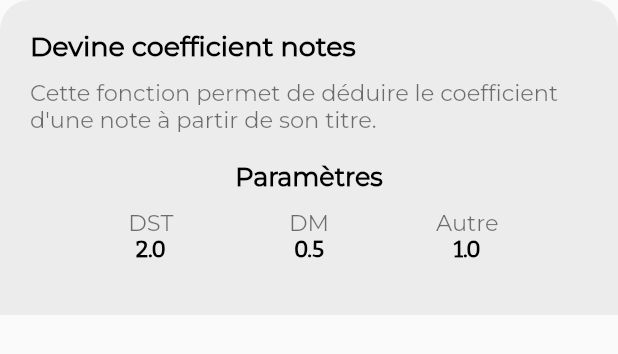
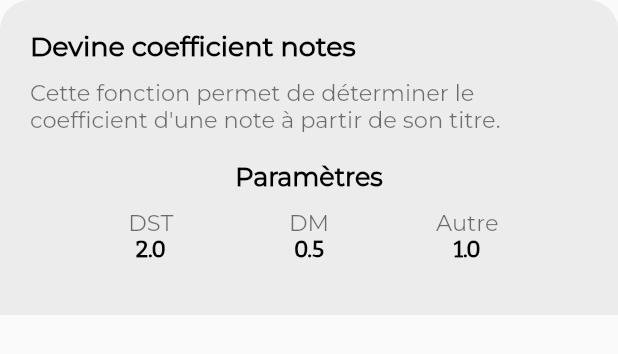
Before and after one commit to diegofino15/moyennesed, a Flutter app: the ExperimentalFeaturesPopup widget shown alone on an empty page, opened directly, on a phone screen of 412 x 824 dp. Shown: the top 354 px of the screen. Run offline on Flutter 3.47's test engine with Material 2 defaults, Android fonts, the phone set to English and light mode, and no system bars; our stand-ins replace fluentui_system_icons, flutter_feather_icons, gap, localstorage.

```diff
--- a/analysis_options.yaml
+++ /dev/null
@@ -1 +0,0 @@
-include: package:flutter_lints/flutter.yaml
--- a/lib/core/handlers/network_handler.dart
+++ b/lib/core/handlers/network_handler.dart
@@ -5,7 +5,6 @@ import 'package:moyennesed/core/handlers/network_utils.dart';
 import 'package:moyennesed/core/handlers/file_handler.dart';
 import 'package:moyennesed/core/handlers/cache_handler.dart';
 import 'package:moyennesed/ui/global_provider.dart';
-import 'package:moyennesed/ui/styles.dart';
 
 // This class is used to connect to EcoleDirecte and get the connection token //
 class NetworkHandler {
--- a/lib/core/handlers/network_utils.dart
+++ b/lib/core/handlers/network_utils.dart
@@ -25,10 +25,10 @@ class NetworkUtils {
 
       GlobalProvider.instance.gotNetworkConnection = true;
       if (response["code"] == responseSuccess) { return response["data"]; }
-      else if (response["code"] == responseOutdatedToken) {
+      else if (response["code"] == responseOutdatedToken || response["code"] == responseInvalidToken) {
         await NetworkHandler.connect();
         if (GlobalProvider.instance.isConnected) {
-          return parse(url, payload);
+          return await parse(url, payload);
         }
       } else { return null; }
     } catch (e) {
--- a/lib/ui/screens/home_screen.dart
+++ b/lib/ui/screens/home_screen.dart
@@ -133,7 +133,7 @@ class _HomeScreenState extends State<HomeScreen> {
                               child: provider.isGettingGrades || provider.isConnecting
                                 ? const LoadingAnim()
                                 : (provider.gotGrades && provider.isConnected) || !provider.gotNetworkConnection
-                                  ? GestureDetector(onTap: () => handleChangePeriodPopup(context), child: Icon(FluentIcons.arrow_bidirectional_up_down_24_filled, size: 25.0, color: Styles.getColor("mainText")))
+                                  ? GestureDetector(onTap: () => handleChangePeriodPopup(context), child: Icon(FluentIcons.settings_24_filled, size: 25.0, color: Styles.getColor("mainText")))
                                   : GestureDetector(
                                       onTap: () => {
                                         Navigator.of(context).push(MaterialPageRoute(
@@ -206,6 +206,7 @@ class _HomeScreenState extends State<HomeScreen> {
                       ],
                     ),
                   ),
+                  const Gap(20.0),
                 ],
               ),
             ),
--- a/lib/ui/screens/profile_screen.dart
+++ b/lib/ui/screens/profile_screen.dart
@@ -152,7 +152,7 @@ class _ProfileScreenState extends State<ProfileScreen> {
                       child: Column(
                         crossAxisAlignment: CrossAxisAlignment.start,
                         children: [
-                          Text("Béta", style: Styles.sectionTitleTextStyle),
+                          Text("Paramètres", style: Styles.sectionTitleTextStyle),
                           const Gap(10.0),
                           Row(
                             mainAxisAlignment: MainAxisAlignment.spaceBetween,
--- a/lib/ui/utils.dart
+++ b/lib/ui/utils.dart
@@ -1,5 +1,3 @@
-import 'package:moyennesed/core/infos.dart';
-
 String formatDouble(double val) {
   return val.toStringAsFixed(2).replaceAll(".", ",");
 }
@@ -40,6 +38,5 @@ List<String> welcomeMessages = [
   "Continuez comme ça !",
   "Bon travail tout ça !",
   "Bientôt les vacances !",
-  "Plus que quelques contrôles !",
-  "C'est dûr la ${StudentInfos.level.toLowerCase()} !"
+  "Plus que quelques contrôles !"
 ];
--- a/lib/ui/widgets/experimental_features_popup.dart
+++ b/lib/ui/widgets/experimental_features_popup.dart
@@ -19,7 +19,7 @@ class ExperimentalFeaturesPopup extends StatelessWidget {
         children: [
           Text("Devine coefficient notes", style: Styles.sectionTitleTextStyle),
           const Gap(10.0),
-          Text("Cette fonction permet de déduire le coefficient d'une note à partir de son titre.", style: Styles.itemTextStyle),
+          Text("Cette fonction permet de déterminer le coefficient d'une note à partir de son titre.", style: Styles.itemTextStyle),
           const Gap(20.0),
           Center(child: Text("Paramètres", style: Styles.itemTitleTextStyle)),
           const Gap(10.0),
```
Also changed, not shown: 11 other files.
